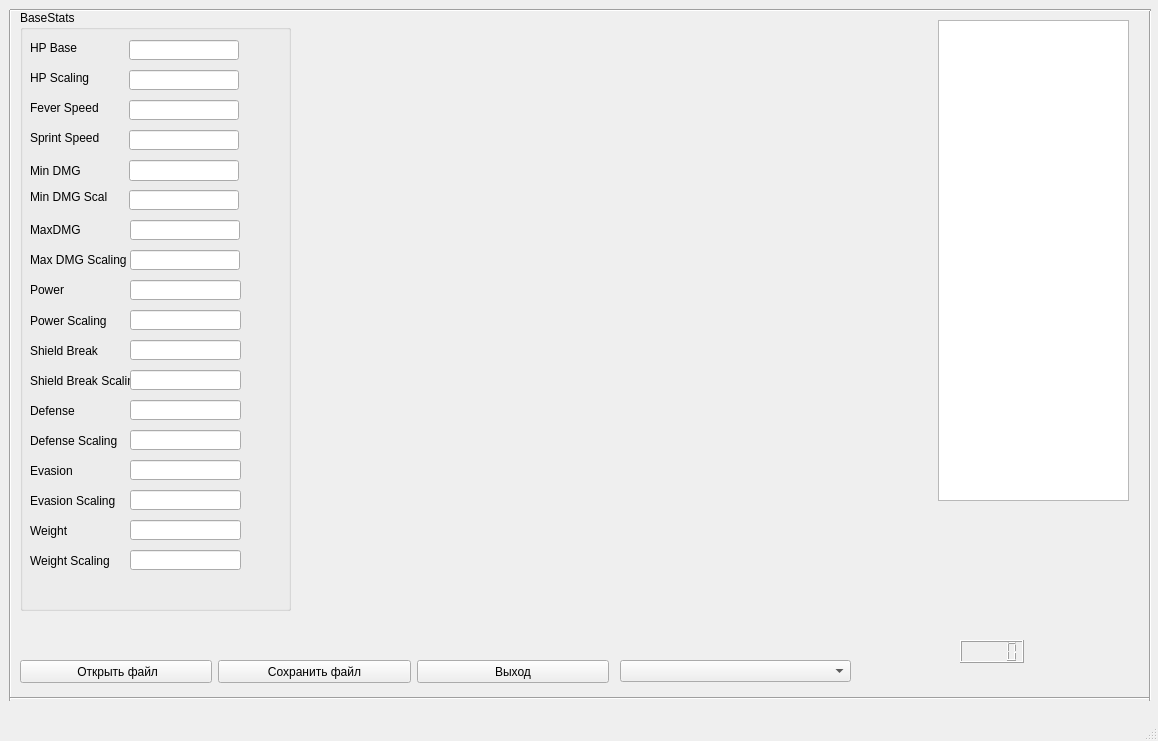
Qt form editor.ui (uudecode/PSP_patapon3) before a commit.
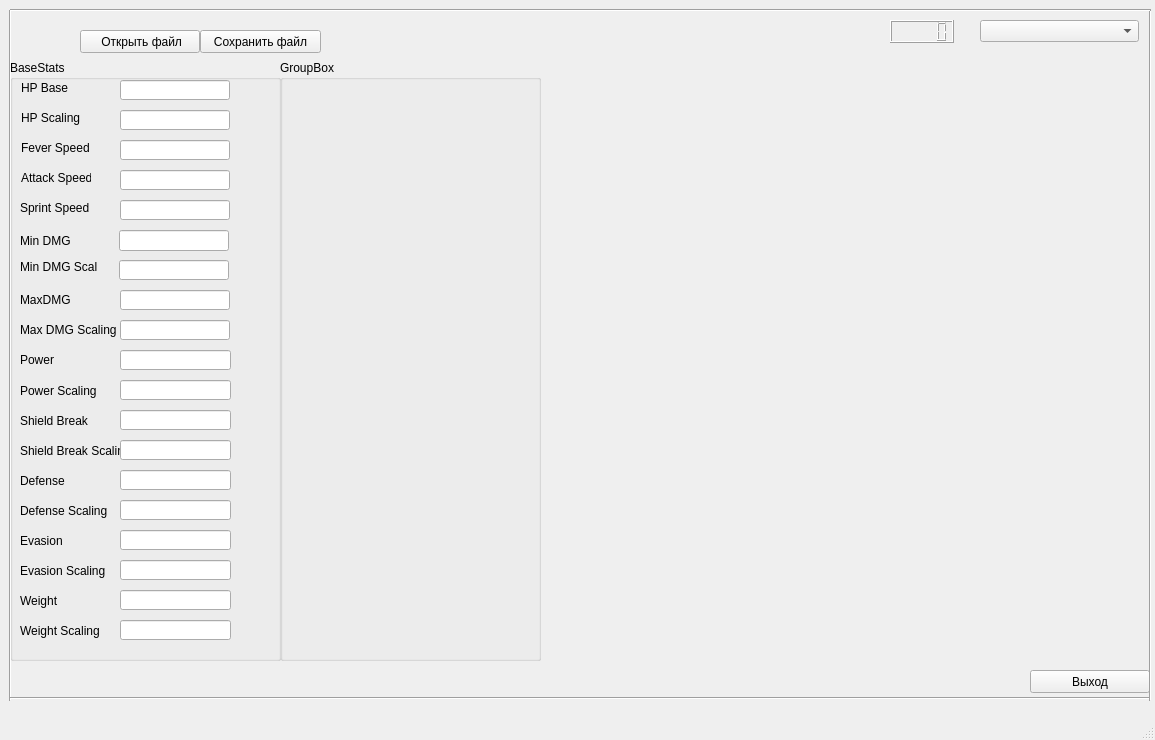
The same form after that commit.

Commit message: передвинул флоаты, добавил еще 1 стату

The edit to the form file:
```diff
--- a/editor.ui
+++ b/editor.ui
@@ -6,237 +6,19 @@
    <rect>
     <x>0</x>
     <y>0</y>
-    <width>1158</width>
-    <height>741</height>
+    <width>1155</width>
+    <height>740</height>
    </rect>
   </property>
   <property name="windowTitle">
    <string>Potapon Resource File Editor</string>
   </property>
   <widget class="QWidget" name="centralwidget">
-   <widget class="QListView" name="listItems">
-    <property name="geometry">
-     <rect>
-      <x>938</x>
-      <y>20</y>
-      <width>191</width>
-      <height>481</height>
-     </rect>
-    </property>
-   </widget>
-   <widget class="QLabel" name="HPBase_label">
-    <property name="geometry">
-     <rect>
-      <x>30</x>
-      <y>40</y>
-      <width>111</width>
-      <height>16</height>
-     </rect>
-    </property>
-    <property name="text">
-     <string>HP Base</string>
-    </property>
-   </widget>
-   <widget class="QLineEdit" name="MinDMGScaling">
-    <property name="geometry">
-     <rect>
-      <x>129</x>
-      <y>190</y>
-      <width>110</width>
-      <height>20</height>
-     </rect>
-    </property>
-    <property name="readOnly">
-     <bool>true</bool>
-    </property>
-   </widget>
-   <widget class="QLabel" name="MinDMGScaling_label">
-    <property name="geometry">
-     <rect>
-      <x>30</x>
-      <y>190</y>
-      <width>77</width>
-      <height>13</height>
-     </rect>
-    </property>
-    <property name="text">
-     <string>Min DMG Scaling</string>
-    </property>
-   </widget>
-   <widget class="QLineEdit" name="FeverSpeed">
-    <property name="geometry">
-     <rect>
-      <x>129</x>
-      <y>100</y>
-      <width>110</width>
-      <height>20</height>
-     </rect>
-    </property>
-    <property name="readOnly">
-     <bool>true</bool>
-    </property>
-   </widget>
-   <widget class="QLabel" name="HPScaling_label">
-    <property name="geometry">
-     <rect>
-      <x>30</x>
-      <y>70</y>
-      <width>111</width>
-      <height>16</height>
-     </rect>
-    </property>
-    <property name="text">
-     <string>HP Scaling</string>
-    </property>
-   </widget>
-   <widget class="QLabel" name="MinDMG_label">
-    <property name="geometry">
-     <rect>
-      <x>30</x>
-      <y>160</y>
-      <width>71</width>
-      <height>21</height>
-     </rect>
-    </property>
-    <property name="text">
-     <string>Min DMG</string>
-    </property>
-   </widget>
-   <widget class="QLabel" name="SprintSpeed_label">
-    <property name="geometry">
-     <rect>
-      <x>30</x>
-      <y>130</y>
-      <width>81</width>
-      <height>16</height>
-     </rect>
-    </property>
-    <property name="text">
-     <string>Sprint Speed</string>
-    </property>
-   </widget>
-   <widget class="QLabel" name="labelFeverSpeed_label">
-    <property name="geometry">
-     <rect>
-      <x>30</x>
-      <y>100</y>
-      <width>81</width>
-      <height>16</height>
-     </rect>
-    </property>
-    <property name="text">
-     <string>Fever Speed</string>
-    </property>
-   </widget>
-   <widget class="QLabel" name="MaxDMG_label">
-    <property name="geometry">
-     <rect>
-      <x>30</x>
-      <y>220</y>
-      <width>61</width>
-      <height>20</height>
-     </rect>
-    </property>
-    <property name="text">
-     <string>MaxDMG</string>
-    </property>
-   </widget>
-   <widget class="QLineEdit" name="HPScaling">
-    <property name="geometry">
-     <rect>
-      <x>129</x>
-      <y>70</y>
-      <width>110</width>
-      <height>20</height>
-     </rect>
-    </property>
-    <property name="readOnly">
-     <bool>true</bool>
-    </property>
-   </widget>
-   <widget class="QLineEdit" name="MinDMG">
-    <property name="geometry">
-     <rect>
-      <x>129</x>
-      <y>160</y>
-      <width>110</width>
-      <height>21</height>
-     </rect>
-    </property>
-    <property name="readOnly">
-     <bool>true</bool>
-    </property>
-   </widget>
-   <widget class="QLineEdit" name="MaxDMG">
-    <property name="geometry">
-     <rect>
-      <x>130</x>
-      <y>220</y>
-      <width>110</width>
-      <height>20</height>
-     </rect>
-    </property>
-    <property name="readOnly">
-     <bool>true</bool>
-    </property>
-   </widget>
-   <widget class="QLineEdit" name="SprintSpeed">
-    <property name="geometry">
-     <rect>
-      <x>129</x>
-      <y>130</y>
-      <width>110</width>
-      <height>20</height>
-     </rect>
-    </property>
-    <property name="readOnly">
-     <bool>true</bool>
-    </property>
-   </widget>
-   <widget class="QLineEdit" name="HPBase">
-    <property name="geometry">
-     <rect>
-      <x>129</x>
-      <y>40</y>
-      <width>110</width>
-      <height>20</height>
-     </rect>
-    </property>
-    <property name="readOnly">
-     <bool>true</bool>
-    </property>
-   </widget>
-   <widget class="QLabel" name="MaxDMGScaling_label">
-    <property name="geometry">
-     <rect>
-      <x>30</x>
-      <y>250</y>
-      <width>101</width>
-      <height>20</height>
-     </rect>
-    </property>
-    <property name="text">
-     <string>Max DMG Scaling</string>
-    </property>
-   </widget>
-   <widget class="QLineEdit" name="MaxDMGScaling">
-    <property name="geometry">
-     <rect>
-      <x>130</x>
-      <y>250</y>
-      <width>110</width>
-      <height>20</height>
-     </rect>
-    </property>
-    <property name="readOnly">
-     <bool>true</bool>
-    </property>
-   </widget>
    <widget class="QGroupBox" name="groupBox">
     <property name="geometry">
      <rect>
-      <x>20</x>
-      <y>10</y>
+      <x>10</x>
+      <y>60</y>
       <width>271</width>
       <height>601</height>
      </rect>
@@ -248,7 +30,7 @@
      <property name="geometry">
       <rect>
        <x>10</x>
-       <y>300</y>
+       <y>320</y>
        <width>91</width>
        <height>21</height>
       </rect>
@@ -261,7 +43,7 @@
      <property name="geometry">
       <rect>
        <x>110</x>
-       <y>300</y>
+       <y>320</y>
        <width>111</width>
        <height>20</height>
       </rect>
@@ -277,7 +59,7 @@
      <property name="geometry">
       <rect>
        <x>110</x>
-       <y>330</y>
+       <y>350</y>
        <width>111</width>
        <height>20</height>
       </rect>
@@ -290,7 +72,7 @@
      <property name="geometry">
       <rect>
        <x>10</x>
-       <y>330</y>
+       <y>350</y>
        <width>91</width>
        <height>21</height>
       </rect>
@@ -303,7 +85,7 @@
      <property name="geometry">
       <rect>
        <x>10</x>
-       <y>360</y>
+       <y>380</y>
        <width>101</width>
        <height>21</height>
       </rect>
@@ -316,7 +98,7 @@
      <property name="geometry">
       <rect>
        <x>10</x>
-       <y>270</y>
+       <y>290</y>
        <width>91</width>
        <height>20</height>
       </rect>
@@ -329,7 +111,7 @@
      <property name="geometry">
       <rect>
        <x>110</x>
-       <y>360</y>
+       <y>380</y>
        <width>111</width>
        <height>20</height>
       </rect>
@@ -342,7 +124,7 @@
      <property name="geometry">
       <rect>
        <x>110</x>
-       <y>270</y>
+       <y>290</y>
        <width>111</width>
        <height>20</height>
       </rect>
@@ -355,7 +137,7 @@
      <property name="geometry">
       <rect>
        <x>110</x>
-       <y>390</y>
+       <y>410</y>
        <width>111</width>
        <height>20</height>
       </rect>
@@ -368,7 +150,7 @@
      <property name="geometry">
       <rect>
        <x>110</x>
-       <y>420</y>
+       <y>440</y>
        <width>111</width>
        <height>20</height>
       </rect>
@@ -381,7 +163,7 @@
      <property name="geometry">
       <rect>
        <x>110</x>
-       <y>450</y>
+       <y>470</y>
        <width>111</width>
        <height>20</height>
       </rect>
@@ -394,7 +176,7 @@
      <property name="geometry">
       <rect>
        <x>110</x>
-       <y>480</y>
+       <y>500</y>
        <width>111</width>
        <height>20</height>
       </rect>
@@ -407,7 +189,7 @@
      <property name="geometry">
       <rect>
        <x>110</x>
-       <y>510</y>
+       <y>530</y>
        <width>111</width>
        <height>20</height>
       </rect>
@@ -420,7 +202,7 @@
      <property name="geometry">
       <rect>
        <x>110</x>
-       <y>540</y>
+       <y>560</y>
        <width>111</width>
        <height>20</height>
       </rect>
@@ -433,7 +215,7 @@
      <property name="geometry">
       <rect>
        <x>10</x>
-       <y>390</y>
+       <y>410</y>
        <width>101</width>
        <height>21</height>
       </rect>
@@ -446,7 +228,7 @@
      <property name="geometry">
       <rect>
        <x>10</x>
-       <y>420</y>
+       <y>440</y>
        <width>101</width>
        <height>21</height>
       </rect>
@@ -459,7 +241,7 @@
      <property name="geometry">
       <rect>
        <x>10</x>
-       <y>450</y>
+       <y>470</y>
        <width>101</width>
        <height>21</height>
       </rect>
@@ -472,7 +254,7 @@
      <property name="geometry">
       <rect>
        <x>10</x>
-       <y>480</y>
+       <y>500</y>
        <width>101</width>
        <height>21</height>
       </rect>
@@ -485,7 +267,7 @@
      <property name="geometry">
       <rect>
        <x>10</x>
-       <y>510</y>
+       <y>530</y>
        <width>101</width>
        <height>21</height>
       </rect>
@@ -498,7 +280,7 @@
      <property name="geometry">
       <rect>
        <x>10</x>
-       <y>540</y>
+       <y>560</y>
        <width>101</width>
        <height>21</height>
       </rect>
@@ -507,13 +289,244 @@
       <string>Weight Scaling</string>
      </property>
     </widget>
+    <widget class="QLineEdit" name="MaxDMGScaling">
+     <property name="geometry">
+      <rect>
+       <x>110</x>
+       <y>260</y>
+       <width>110</width>
+       <height>20</height>
+      </rect>
+     </property>
+     <property name="readOnly">
+      <bool>true</bool>
+     </property>
+    </widget>
+    <widget class="QLabel" name="MaxDMGScaling_label">
+     <property name="geometry">
+      <rect>
+       <x>10</x>
+       <y>260</y>
+       <width>101</width>
+       <height>20</height>
+      </rect>
+     </property>
+     <property name="text">
+      <string>Max DMG Scaling</string>
+     </property>
+    </widget>
+    <widget class="QLabel" name="MinDMGScaling_label">
+     <property name="geometry">
+      <rect>
+       <x>10</x>
+       <y>200</y>
+       <width>77</width>
+       <height>13</height>
+      </rect>
+     </property>
+     <property name="text">
+      <string>Min DMG Scaling</string>
+     </property>
+    </widget>
+    <widget class="QLabel" name="MaxDMG_label">
+     <property name="geometry">
+      <rect>
+       <x>10</x>
+       <y>230</y>
+       <width>61</width>
+       <height>20</height>
+      </rect>
+     </property>
+     <property name="text">
+      <string>MaxDMG</string>
+     </property>
+    </widget>
+    <widget class="QLineEdit" name="MaxDMG">
+     <property name="geometry">
+      <rect>
+       <x>110</x>
+       <y>230</y>
+       <width>110</width>
+       <height>20</height>
+      </rect>
+     </property>
+     <property name="readOnly">
+      <bool>true</bool>
+     </property>
+    </widget>
+    <widget class="QLineEdit" name="MinDMG">
+     <property name="geometry">
+      <rect>
+       <x>109</x>
+       <y>170</y>
+       <width>110</width>
+       <height>21</height>
+      </rect>
+     </property>
+     <property name="readOnly">
+      <bool>true</bool>
+     </property>
+    </widget>
+    <widget class="QLineEdit" name="MinDMGScaling">
+     <property name="geometry">
+      <rect>
+       <x>109</x>
+       <y>200</y>
+       <width>110</width>
+       <height>20</height>
+      </rect>
+     </property>
+     <property name="readOnly">
+      <bool>true</bool>
+     </property>
+    </widget>
+    <widget class="QLabel" name="MinDMG_label">
+     <property name="geometry">
+      <rect>
+       <x>10</x>
+       <y>170</y>
+       <width>71</width>
+       <height>21</height>
+      </rect>
+     </property>
+     <property name="text">
+      <string>Min DMG</string>
+     </property>
+    </widget>
+    <widget class="QLineEdit" name="AttackSpeed">
+     <property name="geometry">
+      <rect>
+       <x>110</x>
+       <y>110</y>
+       <width>110</width>
+       <height>20</height>
+      </rect>
+     </property>
+    </widget>
+    <widget class="QLineEdit" name="FeverSpeed">
+     <property name="geometry">
+      <rect>
+       <x>110</x>
+       <y>80</y>
+       <width>110</width>
+       <height>20</height>
+      </rect>
+     </property>
+     <property name="readOnly">
+      <bool>true</bool>
+     </property>
+    </widget>
+    <widget class="QLineEdit" name="HPBase">
+     <property name="geometry">
+      <rect>
+       <x>110</x>
+       <y>20</y>
+       <width>110</width>
+       <height>20</height>
+      </rect>
+     </property>
+     <property name="readOnly">
+      <bool>true</bool>
+     </property>
+    </widget>
+    <widget class="QLineEdit" name="HPScaling">
+     <property name="geometry">
+      <rect>
+       <x>110</x>
+       <y>50</y>
+       <width>110</width>
+       <height>20</height>
+      </rect>
+     </property>
+     <property name="readOnly">
+      <bool>true</bool>
+     </property>
+    </widget>
+    <widget class="QLabel" name="HPBase_label">
+     <property name="geometry">
+      <rect>
+       <x>11</x>
+       <y>20</y>
+       <width>111</width>
+       <height>16</height>
+      </rect>
+     </property>
+     <property name="text">
+      <string>HP Base</string>
+     </property>
+    </widget>
+    <widget class="QLabel" name="labelFeverSpeed_label">
+     <property name="geometry">
+      <rect>
+       <x>11</x>
+       <y>80</y>
+       <width>81</width>
+       <height>16</height>
+      </rect>
+     </property>
+     <property name="text">
+      <string>Fever Speed</string>
+     </property>
+    </widget>
+    <widget class="QLabel" name="HPScaling_label">
+     <property name="geometry">
+      <rect>
+       <x>11</x>
+       <y>50</y>
+       <width>111</width>
+       <height>16</height>
+      </rect>
+     </property>
+     <property name="text">
+      <string>HP Scaling</string>
+     </property>
+    </widget>
+    <widget class="QLabel" name="SprintSpeed_label">
+     <property name="geometry">
+      <rect>
+       <x>10</x>
+       <y>140</y>
+       <width>81</width>
+       <height>16</height>
+      </rect>
+     </property>
+     <property name="text">
+      <string>Sprint Speed</string>
+     </property>
+    </widget>
+    <widget class="QLineEdit" name="SprintSpeed">
+     <property name="geometry">
+      <rect>
+       <x>110</x>
+       <y>140</y>
+       <width>110</width>
+       <height>20</height>
+      </rect>
+     </property>
+     <property name="readOnly">
+      <bool>true</bool>
+     </property>
+    </widget>
+    <widget class="QLabel" name="AttackSpeed_label">
+     <property name="geometry">
+      <rect>
+       <x>11</x>
+       <y>110</y>
+       <width>70</width>
+       <height>16</height>
+      </rect>
+     </property>
+     <property name="text">
+      <string>Attack Speed</string>
+     </property>
+    </widget>
    </widget>
    <widget class="QComboBox" name="comboBox">
     <property name="geometry">
      <rect>
-      <x>620</x>
-      <y>660</y>
-      <width>231</width>
+      <x>980</x>
+      <y>20</y>
+      <width>159</width>
       <height>22</height>
      </rect>
     </property>
@@ -540,9 +553,9 @@
    <widget class="QPushButton" name="saveFileButton_2">
     <property name="geometry">
      <rect>
-      <x>218</x>
-      <y>660</y>
-      <width>193</width>
+      <x>200</x>
+      <y>30</y>
+      <width>121</width>
       <height>23</height>
      </rect>
     </property>
@@ -553,9 +566,9 @@
    <widget class="QPushButton" name="exitButton">
     <property name="geometry">
      <rect>
-      <x>417</x>
-      <y>660</y>
-      <width>192</width>
+      <x>1030</x>
+      <y>670</y>
+      <width>120</width>
       <height>23</height>
      </rect>
     </property>
@@ -566,9 +579,9 @@
    <widget class="QPushButton" name="openFileButton">
     <property name="geometry">
      <rect>
-      <x>20</x>
-      <y>660</y>
-      <width>192</width>
+      <x>80</x>
+      <y>30</y>
+      <width>120</width>
       <height>23</height>
      </rect>
     </property>
@@ -605,8 +618,8 @@
    <widget class="QLabel" name="fileName">
     <property name="geometry">
      <rect>
-      <x>20</x>
-      <y>630</y>
+      <x>320</x>
+      <y>30</y>
       <width>261</width>
       <height>16</height>
      </rect>
@@ -629,43 +642,34 @@
     </property>
    </widget>
    <widget class="QLCDNumber" name="loadedCount">
+    <property name="enabled">
+     <bool>true</bool>
+    </property>
     <property name="geometry">
      <rect>
-      <x>960</x>
-      <y>640</y>
+      <x>890</x>
+      <y>20</y>
       <width>64</width>
       <height>23</height>
      </rect>
     </property>
+    <property name="autoFillBackground">
+     <bool>false</bool>
+    </property>
    </widget>
-   <zorder>listItems</zorder>
-   <zorder>groupBox</zorder>
-   <zorder>comboBox</zorder>
-   <zorder>line</zorder>
-   <zorder>saveFileButton_2</zorder>
-   <zorder>exitButton</zorder>
-   <zorder>openFileButton</zorder>
-   <zorder>line_4</zorder>
-   <zorder>line_5</zorder>
-   <zorder>fileName</zorder>
-   <zorder>HPBase_label</zorder>
-   <zorder>MinDMGScaling</zorder>
-   <zorder>MaxDMGScaling</zorder>
-   <zorder>MinDMGScaling_label</zorder>
-   <zorder>FeverSpeed</zorder>
-   <zorder>HPScaling_label</zorder>
-   <zorder>MinDMG_label</zorder>
-   <zorder>SprintSpeed_label</zorder>
-   <zorder>labelFeverSpeed_label</zorder>
-   <zorder>MaxDMG_label</zorder>
-   <zorder>HPScaling</zorder>
-   <zorder>MinDMG</zorder>
-   <zorder>MaxDMG</zorder>
-   <zorder>SprintSpeed</zorder>
-   <zorder>HPBase</zorder>
-   <zorder>MaxDMGScaling_label</zorder>
-   <zorder>line_3</zorder>
-   <zorder>loadedCount</zorder>
+   <widget class="QGroupBox" name="groupBox_2">
+    <property name="geometry">
+     <rect>
+      <x>280</x>
+      <y>60</y>
+      <width>261</width>
+      <height>601</height>
+     </rect>
+    </property>
+    <property name="title">
+     <string>GroupBox</string>
+    </property>
+   </widget>
   </widget>
   <widget class="QMenuBar" name="menubar">
    <property name="geometry">
```
Left out of the diff: 2 changed lines with no effect on the pictures. The commit also changes 2 other files.
